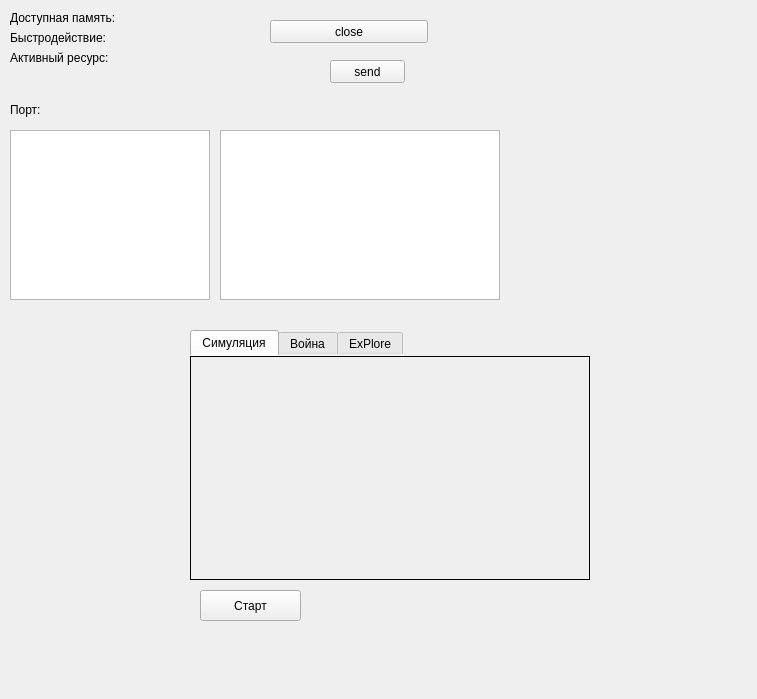
First picture: the form in widget.ui, repository Wasd96/PLORE, before the edit.
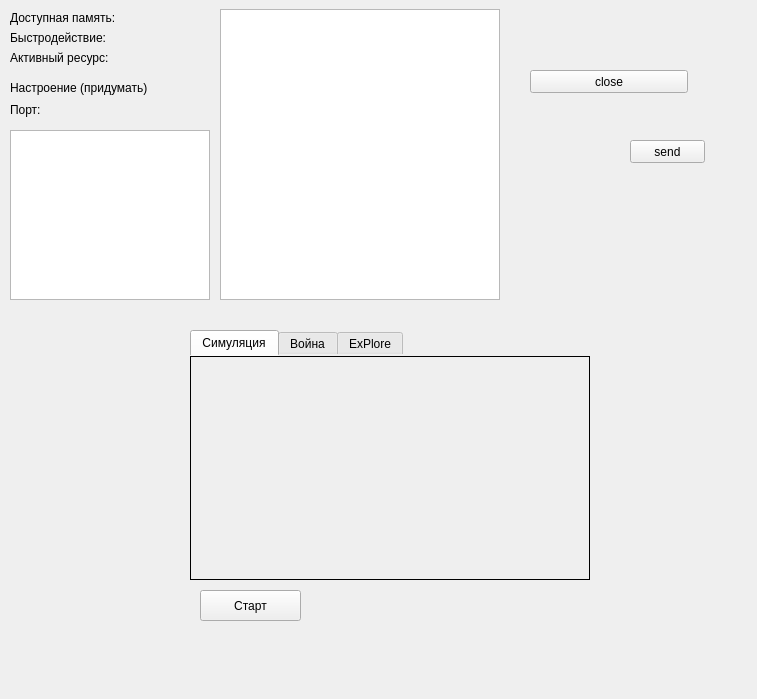
Second picture: the form after the edit.

Diff of the .ui file:
```diff
--- a/widget.ui
+++ b/widget.ui
@@ -16,18 +16,18 @@
   <widget class="QTextEdit" name="console">
    <property name="geometry">
     <rect>
-     <x>10</x>
-     <y>130</y>
-     <width>200</width>
-     <height>170</height>
+     <x>220</x>
+     <y>9</y>
+     <width>280</width>
+     <height>291</height>
     </rect>
    </property>
   </widget>
   <widget class="QPushButton" name="pushButton">
    <property name="geometry">
     <rect>
-     <x>270</x>
-     <y>20</y>
+     <x>530</x>
+     <y>70</y>
      <width>158</width>
      <height>23</height>
     </rect>
@@ -39,8 +39,8 @@
   <widget class="QPushButton" name="send">
    <property name="geometry">
     <rect>
-     <x>330</x>
-     <y>60</y>
+     <x>630</x>
+     <y>140</y>
      <width>75</width>
      <height>23</height>
     </rect>
@@ -175,9 +175,9 @@
   <widget class="QPlainTextEdit" name="connections">
    <property name="geometry">
     <rect>
-     <x>220</x>
+     <x>10</x>
      <y>130</y>
-     <width>280</width>
+     <width>200</width>
      <height>170</height>
     </rect>
    </property>
@@ -221,6 +221,19 @@
     <string>Активный ресурс:</string>
    </property>
   </widget>
+  <widget class="QLabel" name="temper">
+   <property name="geometry">
+    <rect>
+     <x>10</x>
+     <y>80</y>
+     <width>141</width>
+     <height>16</height>
+    </rect>
+   </property>
+   <property name="text">
+    <string>Настроение (придумать)</string>
+   </property>
+  </widget>
  </widget>
  <layoutdefault spacing="6" margin="11"/>
  <resources/>
```
